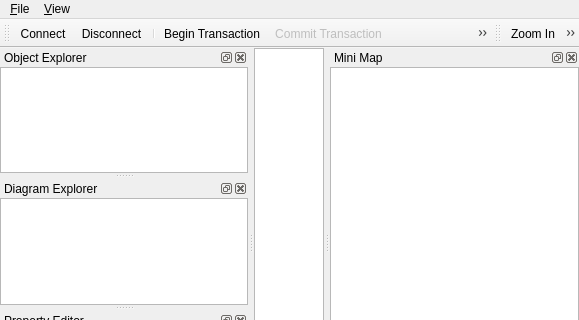
First picture: the form in branches/new-repo-experimenting/mainwindow/mainwindow.ui, repository qreal/qreal, before the edit; both pictures show x 0 to 579 and y 0 to 320 of the 579 by 458 pixel window.
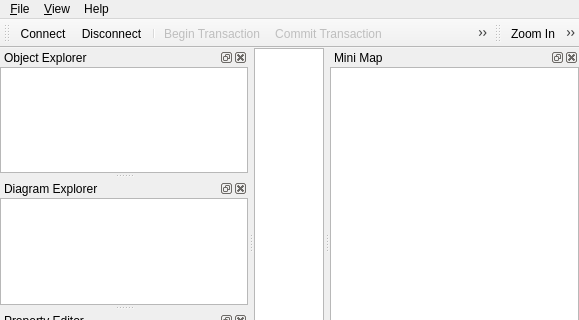
Second picture: the form after the edit. Icons and pictures are not drawn. Custom widgets are drawn as their Qt base class.

Commit message: Drag & Drop improved. Element deletion added. Small help.

The edit to the form file:
```diff
--- a/branches/new-repo-experimenting/mainwindow/mainwindow.ui
+++ b/branches/new-repo-experimenting/mainwindow/mainwindow.ui
@@ -75,8 +75,18 @@
     <addaction name="actionAntialiasing" />
     <addaction name="actionOpenGL_Renderer" />
    </widget>
+   <widget class="QMenu" name="menuHelp" >
+    <property name="title" >
+     <string>Help</string>
+    </property>
+    <addaction name="actionHelp" />
+    <addaction name="separator" />
+    <addaction name="actionAbout" />
+    <addaction name="actionAboutQt" />
+   </widget>
    <addaction name="menu_File" />
    <addaction name="menu_View" />
+   <addaction name="menuHelp" />
   </widget>
   <widget class="QStatusBar" name="statusbar" />
   <widget class="QDockWidget" name="objectDock" >
@@ -375,6 +385,9 @@
    </property>
   </action>
   <action name="actionBeginTransaction" >
+   <property name="enabled" >
+    <bool>false</bool>
+   </property>
    <property name="icon" >
     <iconset resource="../static.qrc" >:/icons/database_connect.png</iconset>
    </property>
```
Left out of the diff: 23 changed lines with no effect on the pictures. The commit also changes 11 other files.
